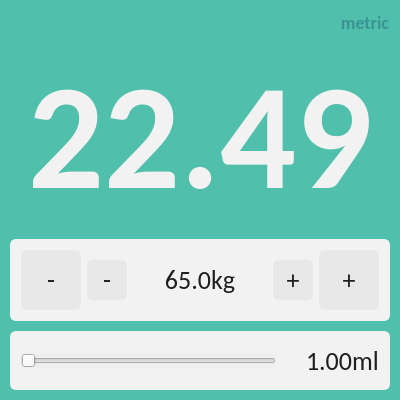
First picture: the form in PySide_version/ui.ui, repository DarkTime312/BMI, before the edit.
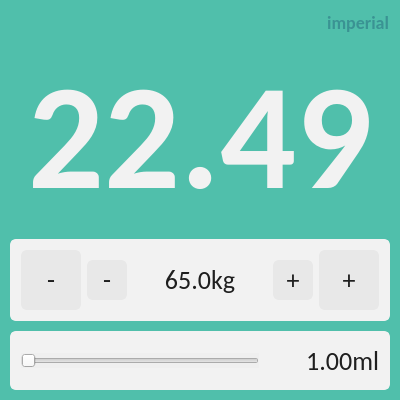
Second picture: the form after the edit. Icons and pictures are not drawn.

```diff
--- a/PySide_version/ui.ui
+++ b/PySide_version/ui.ui
@@ -135,13 +135,13 @@
     <widget class="QPushButton" name="btn_unit">
      <property name="minimumSize">
       <size>
-       <width>55</width>
+       <width>65</width>
        <height>0</height>
       </size>
      </property>
      <property name="maximumSize">
       <size>
-       <width>55</width>
+       <width>65</width>
        <height>16777215</height>
       </size>
      </property>
@@ -154,7 +154,7 @@
       </font>
      </property>
      <property name="text">
-      <string>metric</string>
+      <string>imperial</string>
      </property>
      <property name="flat">
       <bool>true</bool>
@@ -393,9 +393,9 @@
      <property name="frameShadow">
       <enum>QFrame::Shadow::Raised</enum>
      </property>
-     <layout class="QHBoxLayout" name="horizontalLayout_2">
+     <layout class="QHBoxLayout" name="horizontalLayout_2" stretch="0,0">
       <property name="spacing">
-       <number>30</number>
+       <number>0</number>
       </property>
       <item>
        <widget class="QSlider" name="slider_height">
@@ -452,6 +452,12 @@
       </item>
       <item>
        <widget class="QLabel" name="lbl_height">
+        <property name="minimumSize">
+         <size>
+          <width>120</width>
+          <height>0</height>
+         </size>
+        </property>
         <property name="font">
          <font>
           <family>Calibri</family>
@@ -461,6 +467,9 @@
         <property name="text">
          <string>1.00ml</string>
         </property>
+        <property name="alignment">
+         <set>Qt::AlignmentFlag::AlignRight|Qt::AlignmentFlag::AlignTrailing|Qt::AlignmentFlag::AlignVCenter</set>
+        </property>
        </widget>
       </item>
      </layout>
```
